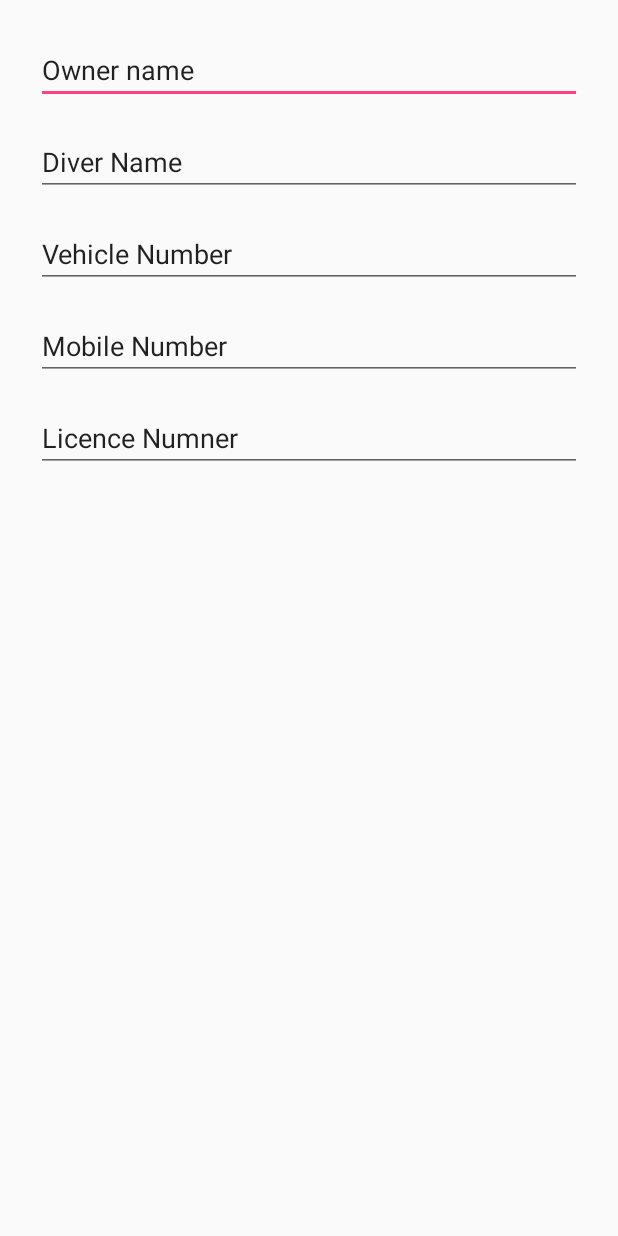
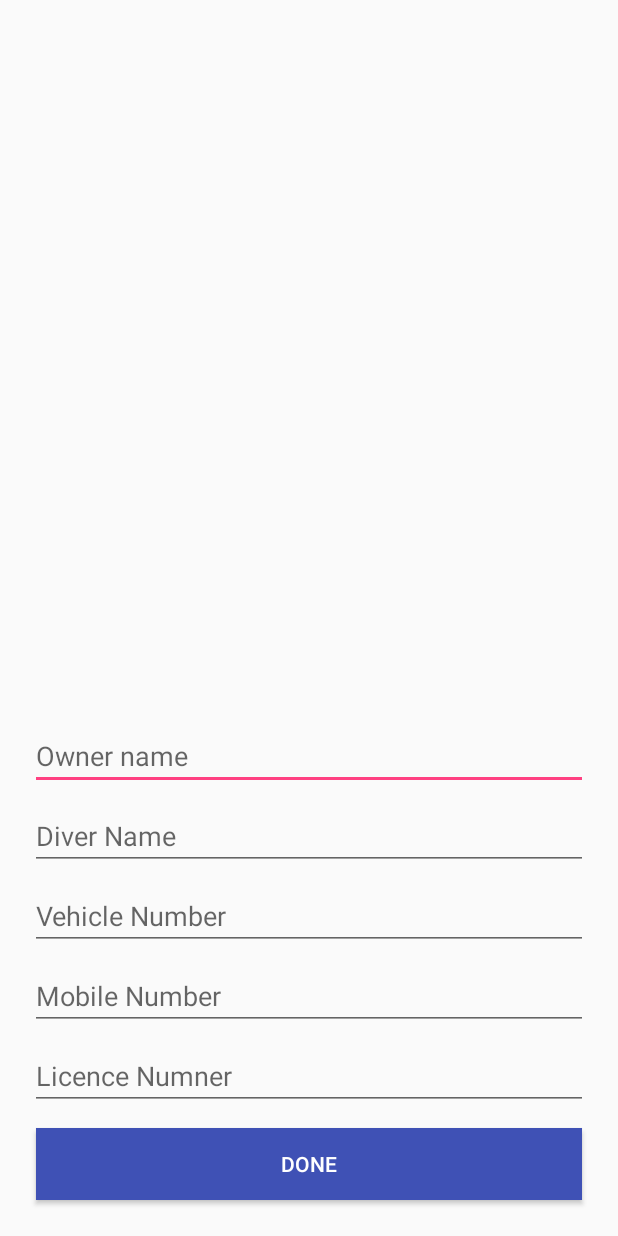
Before and after one commit to hardik-bambhania/AutoMeter, an Android app: the layout activity_add_driver_details.xml on its own in the app's theme, with its tools: preview values and no code run, on a phone screen of 412 x 824 dp. Run offline under Robolectric (Android 15) with nearby library versions, the phone set to English and light mode, and no system bars.

Commit message:
Save driver data and add preference manager.

```diff
--- a/app/build.gradle
+++ b/app/build.gradle
@@ -27,4 +27,5 @@ dependencies {
     compile 'com.android.support:support-v4:23.4.0'
     compile 'com.squareup:otto:1.3.8'
     compile 'com.google.maps.android:android-maps-utils:0.4+'
+    compile 'com.android.support:design:24.2.0'
 }
--- a/app/src/main/res/layout/activity_add_driver_details.xml
+++ b/app/src/main/res/layout/activity_add_driver_details.xml
@@ -9,44 +9,66 @@
     android:paddingTop="@dimen/activity_vertical_margin"
     tools:context="com.rh.msu.autometer.ui.activity.AddDriverDetailsActivity">
 
+    <ScrollView
+        android:layout_width="match_parent"
+        android:layout_height="wrap_content"
+        android:layout_above="@+id/btn_done">
+
+        <RelativeLayout
+            android:layout_width="match_parent"
+            android:layout_height="wrap_content">
+
             <EditText
                 android:id="@+id/edtxt_owner_name"
                 android:layout_width="match_parent"
                 android:layout_height="wrap_content"
-        android:layout_margin="8dp"
-        android:text="@string/owner_name" />
+                android:layout_margin="4dp"
+                android:hint="@string/owner_name" />
 
             <EditText
                 android:id="@+id/edtxt_driver_name"
                 android:layout_width="match_parent"
                 android:layout_height="wrap_content"
                 android:layout_below="@id/edtxt_owner_name"
-        android:layout_margin="8dp"
-        android:text="@string/diver_name" />
+                android:layout_margin="4dp"
+                android:hint="@string/diver_name" />
 
             <EditText
                 android:id="@+id/edtxt_vehicle_number"
                 android:layout_width="match_parent"
                 android:layout_height="wrap_content"
                 android:layout_below="@id/edtxt_driver_name"
-        android:layout_margin="8dp"
-        android:text="@string/vehicle_number" />
+                android:layout_margin="4dp"
+                android:textAllCaps="true"
+                android:hint="@string/vehicle_number" />
 
             <EditText
                 android:id="@+id/edtxt_driver_number"
                 android:layout_width="match_parent"
                 android:layout_height="wrap_content"
-        android:layout_margin="8dp"
                 android:layout_below="@id/edtxt_vehicle_number"
-        android:text="@string/mobile_number" />
+                android:layout_margin="4dp"
+                android:inputType="phone"
+                android:hint="@string/mobile_number" />
 
             <EditText
                 android:id="@+id/edtxt_licence_number"
                 android:layout_width="match_parent"
-        android:layout_margin="8dp"
                 android:layout_height="wrap_content"
                 android:layout_below="@id/edtxt_driver_number"
-        android:text="@string/licence_numner" />
+                android:layout_margin="4dp"
+                android:textAllCaps="true"
+                android:hint="@string/licence_numner" />
+        </RelativeLayout>
+    </ScrollView>
 
-
+    <Button
+        android:id="@+id/btn_done"
+        android:layout_width="match_parent"
+        android:layout_height="wrap_content"
+        android:layout_alignParentBottom="true"
+        android:layout_margin="8dp"
+        android:background="@color/colorPrimary"
+        android:text="@string/done"
+        android:textColor="@android:color/white" />
 </RelativeLayout>
--- a/app/src/main/res/layout/fragment_driver_details.xml
+++ b/app/src/main/res/layout/fragment_driver_details.xml
@@ -20,7 +20,7 @@
         android:text="Number : 989812345" />
 
     <TextView
-        android:id="@+id/txt_driver_age"
+        android:id="@+id/txt_vehicle_number"
         android:layout_width="match_parent"
         android:layout_height="wrap_content"
         android:layout_marginLeft="16dp"
--- a/app/src/main/res/values/strings.xml
+++ b/app/src/main/res/values/strings.xml
@@ -10,4 +10,6 @@
     <string name="vehicle_number">Vehicle Number</string>
     <string name="mobile_number">Mobile Number</string>
     <string name="licence_numner">Licence Numner</string>
+    <string name="done">done</string>
+    <string name="fill_all_details">Please fill all data</string>
 </resources>
```
Also changed, not shown: app/src/main/AndroidManifest.xml (+8 -3 lines), app/src/main/java/com/rh/msu/autometer/bl/PreferenceManager.java (added, +76 -0 lines), app/src/main/java/com/rh/msu/autometer/ui/activity/AddDriverDetailsActivity.java (+54 -1 lines), app/src/main/java/com/rh/msu/autometer/ui/activity/SplashActivity.java (+22 -0 lines), app/src/main/java/com/rh/msu/autometer/ui/fragment/AutoMapFragment.java (+10 -10 lines), app/src/main/java/com/rh/msu/autometer/ui/fragment/DriverDetailsFragment.java (+9 -0 lines). Lines whose indentation alone changed are shown as unchanged.
